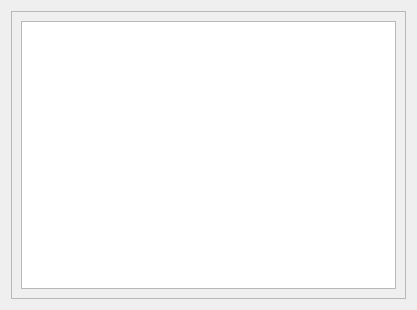
Sourcerer-Team/Sourcerer, file component/GuiManager/src/widgets/GitSubmodulesPage.ui: the form before one commit.
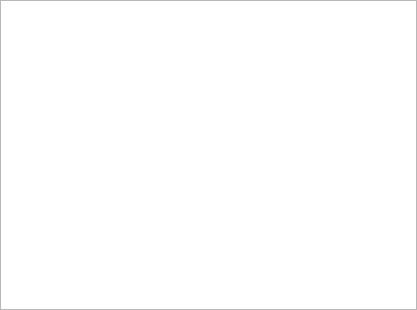
The form after the commit.

What changed in the file:
```diff
--- a/component/GuiManager/src/widgets/GitSubmodulesPage.ui
+++ b/component/GuiManager/src/widgets/GitSubmodulesPage.ui
@@ -10,9 +10,27 @@
     <height>310</height>
    </rect>
   </property>
-  <layout class="QVBoxLayout" name="verticalLayout">
+  <layout class="QVBoxLayout" name="outererVeticalLayout">
+   <property name="leftMargin">
+    <number>0</number>
+   </property>
+   <property name="topMargin">
+    <number>0</number>
+   </property>
+   <property name="rightMargin">
+    <number>0</number>
+   </property>
+   <property name="bottomMargin">
+    <number>0</number>
+   </property>
    <item>
     <widget class="QScrollArea" name="scrollArea">
+     <property name="frameShape">
+      <enum>QFrame::NoFrame</enum>
+     </property>
+     <property name="frameShadow">
+      <enum>QFrame::Plain</enum>
+     </property>
      <property name="widgetResizable">
       <bool>true</bool>
      </property>
@@ -21,13 +39,29 @@
        <rect>
         <x>0</x>
         <y>0</y>
-        <width>393</width>
-        <height>286</height>
+        <width>417</width>
+        <height>310</height>
        </rect>
       </property>
-      <layout class="QVBoxLayout" name="verticalLayout_2">
+      <layout class="QVBoxLayout" name="innerVerticalLayout">
+       <property name="leftMargin">
+        <number>0</number>
+       </property>
+       <property name="topMargin">
+        <number>0</number>
+       </property>
+       <property name="rightMargin">
+        <number>0</number>
+       </property>
+       <property name="bottomMargin">
+        <number>0</number>
+       </property>
        <item>
-        <widget class="QListView" name="listView"/>
+        <widget class="QListView" name="listView">
+         <property name="horizontalScrollBarPolicy">
+          <enum>Qt::ScrollBarAlwaysOff</enum>
+         </property>
+        </widget>
        </item>
       </layout>
      </widget>
```
